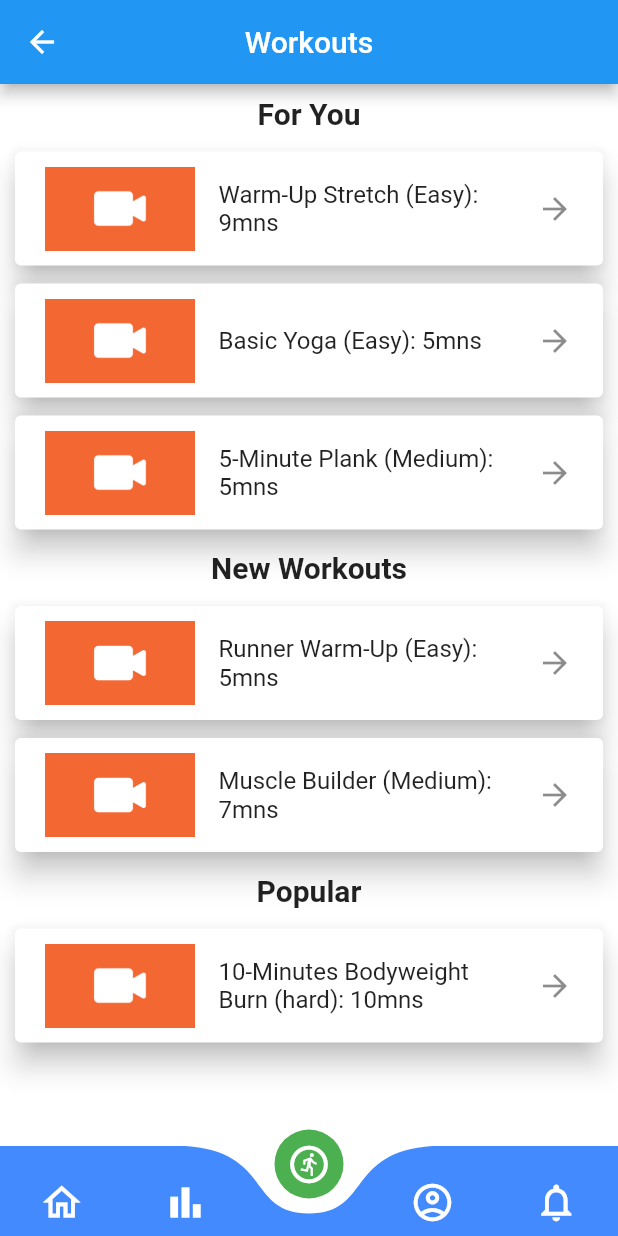
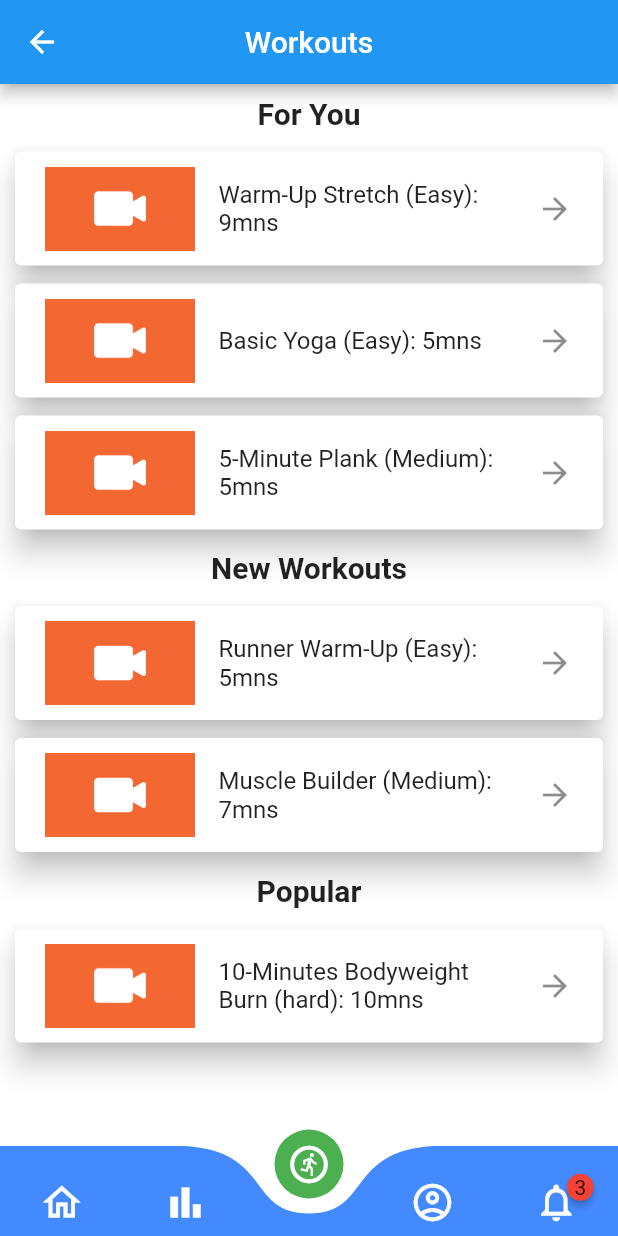
Before and after one commit to KhornSokheng/home_fitness_app, a Flutter app: the screen it shows after launch, after a tap on "Go to Menu", on a phone screen of 412 x 824 dp. Run offline on Flutter 3.47's test engine with Material 2 defaults, Android fonts, the phone set to English and light mode, and no system bars; drawn by our look-alikes of badges, curved_navigation_bar, grouped_list; our stand-ins replace auto_size_text, font_awesome_flutter.

Commit message:
add number of new notification

```diff
--- a/lib/screens/menu/launcher.dart
+++ b/lib/screens/menu/launcher.dart
@@ -1,3 +1,4 @@
+import 'package:badges/badges.dart';
 import 'package:curved_navigation_bar/curved_navigation_bar.dart';
 import 'package:flutter/material.dart';
 import 'package:font_awesome_flutter/font_awesome_flutter.dart';
@@ -38,7 +39,11 @@ class _LauncherState extends State<Launcher> {
       // Icon(Icons.ondemand_video_outlined , size: 30,),
       Icon(Icons.run_circle_outlined , size: 30,),
       Icon(Icons.account_circle_outlined, size: 30,),
-      Icon(Icons.notifications_none_outlined, size: 30,),
+      Badge(
+        badgeContent: Text('3'),
+          child: Icon(Icons.notifications_none_outlined, size: 30,)
+
+      ),
 
 
 
```
